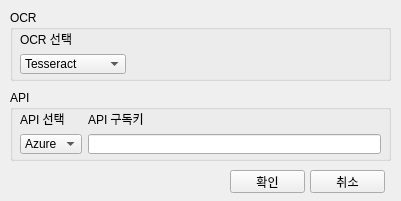
Above: ScreenTextTranslator/Settings.ui from newtype0096/screen-text-translator before the change. Below: the same form after it.
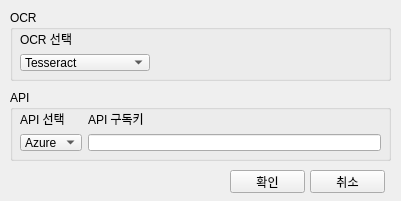
That is the form after the change. Icons and pictures are not drawn.

What changed in the file:
```diff
--- a/ScreenTextTranslator/Settings.ui
+++ b/ScreenTextTranslator/Settings.ui
@@ -25,6 +25,11 @@
     <height>201</height>
    </size>
   </property>
+  <property name="font">
+   <font>
+    <pointsize>9</pointsize>
+   </font>
+  </property>
   <property name="windowTitle">
    <string>설정</string>
   </property>
@@ -50,7 +55,7 @@
       <x>10</x>
       <y>20</y>
       <width>361</width>
-      <height>44</height>
+      <height>41</height>
      </rect>
     </property>
     <layout class="QGridLayout" name="gridLayout">
@@ -126,8 +131,8 @@
      <rect>
       <x>10</x>
       <y>20</y>
-      <width>106</width>
-      <height>44</height>
+      <width>130</width>
+      <height>41</height>
      </rect>
     </property>
     <layout class="QGridLayout" name="gridLayout_2">
```
